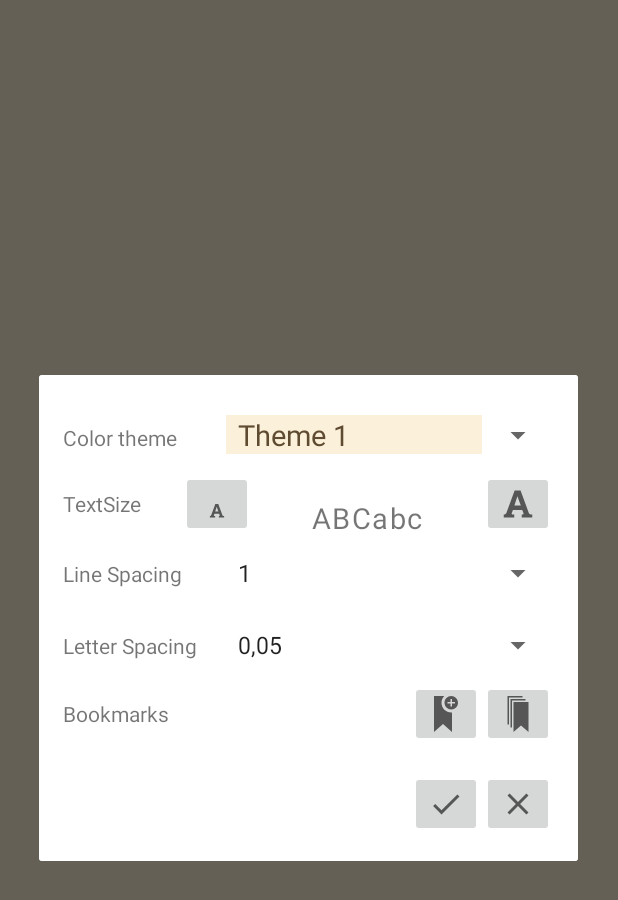
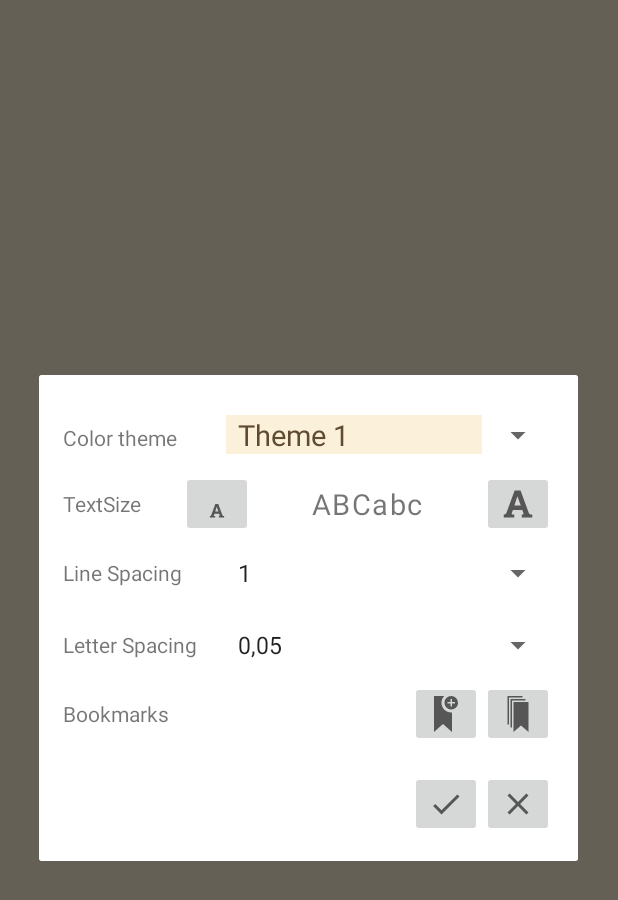
Before and after one commit to Tnxec2/KoReader, an Android app: the fragment QuickMenuFragment placed in its activity, on a phone screen of 412 x 824 dp. Shown: the top 900 px of the screen. Run offline under Robolectric (Android 15) with nearby library versions, the phone set to English and light mode, and no system bars; our stand-ins replace Room's generated code; 4 statements that could not run were skipped.

Commit message:
some fixes

```diff
--- a/app/src/main/java/com/kontranik/koreader/model/BookStatus.kt
+++ b/app/src/main/java/com/kontranik/koreader/model/BookStatus.kt
@@ -1,6 +1,5 @@
 package com.kontranik.koreader.model
 
-import androidx.annotation.NonNull
 import androidx.room.ColumnInfo
 import androidx.room.Entity
 import androidx.room.PrimaryKey
@@ -10,7 +9,6 @@ import java.util.*
 @Entity(tableName = BookStatusHelper.TABLE)
 class BookStatus(
     @PrimaryKey(autoGenerate = true)
-    @NonNull
     @ColumnInfo(name = BookStatusHelper.COLUMN_ID) var id: Long? = null,
     @ColumnInfo(name = BookStatusHelper.COLUMN_PATH) var path: String? = null,
     @ColumnInfo(name = BookStatusHelper.COLUMN_TITLE) var title: String? = null,
--- a/app/src/main/java/com/kontranik/koreader/ui/fragments/MainMenuFragment.kt
+++ b/app/src/main/java/com/kontranik/koreader/ui/fragments/MainMenuFragment.kt
@@ -30,7 +30,7 @@ class MainMenuFragment : DialogFragment() {
         return binding.root
     }
 
-    override fun onViewCreated(view: View, @Nullable savedInstanceState: Bundle?) {
+    override fun onViewCreated(view: View, savedInstanceState: Bundle?) {
         super.onViewCreated(view, savedInstanceState)
 
         binding.imageButtonMainMenuBack.setOnClickListener {
--- a/app/src/main/res/layout/fragment_filechoose.xml
+++ b/app/src/main/res/layout/fragment_filechoose.xml
@@ -18,15 +18,15 @@
         <TextView
             android:id="@+id/textView_filechoose_title"
             android:layout_width="wrap_content"
-            android:layout_height="wrap_content"
+            android:layout_height="match_parent"
             android:text="@string/choose_file"
             android:gravity="center_vertical"
             android:textSize="@dimen/text_size_dialog_title"
             />
 
-        <Space
+        <androidx.legacy.widget.Space
             android:layout_width="0dp"
-            android:layout_height="wrap_content"
+            android:layout_height="match_parent"
             android:layout_weight="1" />
 
         <ImageButton
--- a/app/src/main/res/layout/fragment_quick_menu.xml
+++ b/app/src/main/res/layout/fragment_quick_menu.xml
@@ -1,16 +1,13 @@
 <?xml version="1.0" encoding="utf-8"?>
 <LinearLayout xmlns:android="http://schemas.android.com/apk/res/android"
     xmlns:app="http://schemas.android.com/apk/res-auto"
-    xmlns:tools="http://schemas.android.com/tools"
     android:orientation="vertical"
     android:layout_width="match_parent"
     android:layout_height="wrap_content"
     android:padding="@dimen/activity_padding"
-    android:layout_gravity="center_vertical"
-    tools:layout_editor_absoluteX="16dp"
+    android:layout_gravity="bottom"
     android:background="@color/background_main_dialog"
     android:textColor="@color/foreground_main_dialog"
-
     >
 
     <LinearLayout
@@ -24,7 +21,7 @@
             android:layout_height="wrap_content"
             android:layout_weight="1"
             android:gravity="center_vertical"
-            android:text="Color theme"></TextView>
+            android:text="@string/color_theme" />
 
         <Spinner
             android:id="@+id/spinner_quick_menu_themes"
@@ -59,7 +56,7 @@
             android:id="@+id/textView_quick_menU_textSizeExample"
             android:layout_width="wrap_content"
             android:layout_height="wrap_content"
-            android:layout_gravity="bottom"
+            android:layout_gravity="center"
             android:layout_weight="1"
             android:gravity="center_horizontal|center_vertical"
             android:text="@string/example_abcabc" />
@@ -81,7 +78,7 @@
 
         <TextView
             android:layout_width="0dp"
-            android:layout_height="wrap_content"
+            android:layout_height="match_parent"
             android:layout_weight="1"
             android:gravity="center_vertical"
             android:text="@string/line_spacing" />
@@ -101,7 +98,7 @@
 
         <TextView
             android:layout_width="0dp"
-            android:layout_height="wrap_content"
+            android:layout_height="match_parent"
             android:layout_weight="1"
             android:gravity="center_vertical"
             android:text="@string/letter_spacing" />
@@ -162,7 +159,7 @@
             app:srcCompat="@drawable/ic_iconmonstr_book_info"
             android:contentDescription="@string/bookinfo" />
 
-        <Space
+        <androidx.legacy.widget.Space
             android:layout_width="0dp"
             android:layout_height="match_parent"
             android:layout_weight="1" />
--- a/app/src/main/res/values/strings.xml
+++ b/app/src/main/res/values/strings.xml
@@ -171,6 +171,7 @@
     <string name="marginRight">Margin Right</string>
     <string name="marginLeft">Margin Left</string>
     <string name="default_margin_value" translatable="false">16</string>
+
     <string name="title_delete_book">Delete book</string>
     <string name="sure_delete_book">Are you sure to delete this book</string>
     <string name="ok_delete_book">Delete</string>
@@ -181,4 +182,5 @@
     <string name="sure_select_storage">Select storage in next dialog and grand access</string>
     <string name="ok_select_storage">OK</string>
     <string name="toggle_invert">Toggle Invert</string>
+    <string name="color_theme">Color theme</string>
 </resources>
```
Also changed, not shown: 1 other file.
